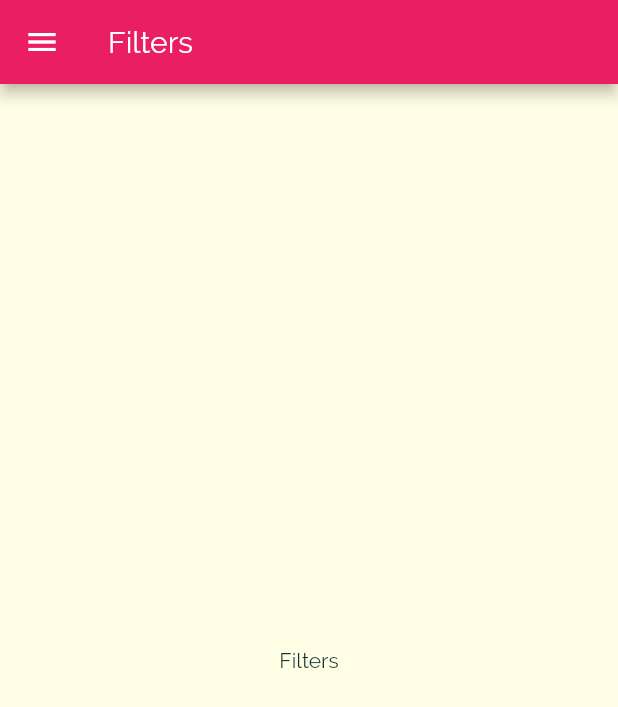
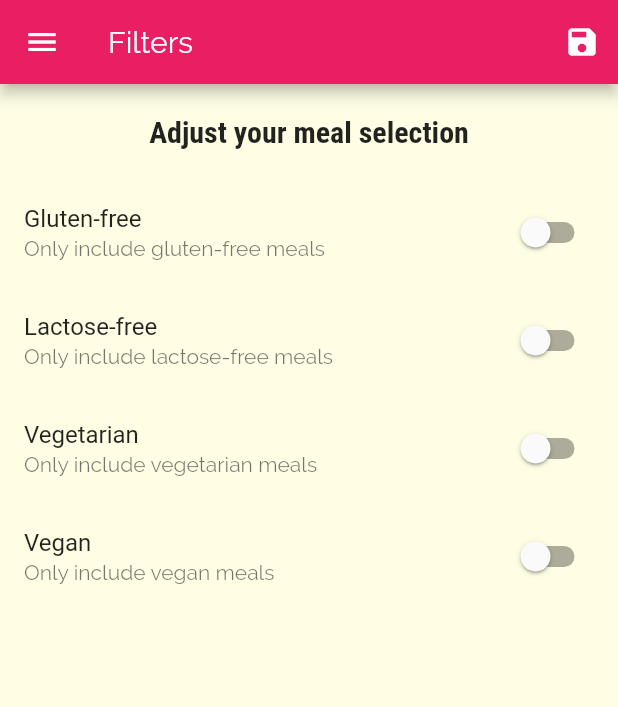
Before and after one commit to ewajs/fluter-meals, a Flutter app: the FiltersScreen screen opened by its route, on a phone screen of 412 x 824 dp. Shown: the top 707 px of the screen. Run offline on Flutter 3.47's test engine with Material 2 defaults, Android fonts, the phone set to English and light mode, and no system bars.

Commit message:
Added filtering functionality

```diff
--- a/lib/main.dart
+++ b/lib/main.dart
@@ -6,12 +6,52 @@ import './screens/categories_screen.dart';
 import './screens/tabs_screen.dart';
 import './screens/filter_screens.dart';
 
+import './models/meal.dart';
+
+import './dummy_data.dart';
+
 void main() {
   runApp(MyApp());
 }
 
-class MyApp extends StatelessWidget {
+class MyApp extends StatefulWidget {
   // This widget is the root of your application.
+  @override
+  _MyAppState createState() => _MyAppState();
+}
+
+class _MyAppState extends State<MyApp> {
+  Map<String, bool> _filters = {
+    'gluten': false,
+    'lactose': false,
+    'vegan': false,
+    'vegetarian': false,
+  };
+
+  List<Meal> _availableMeals = DUMMY_MEALS;
+
+  void _setFilters(Map<String, bool> filterData) {
+    setState(() {
+      _filters = filterData;
+
+      _availableMeals = DUMMY_MEALS.where((meal) {
+        if (_filters['gluten'] && !meal.isGlutenFree) {
+          return false;
+        }
+        if (_filters['lactose'] && !meal.isLactoseFree) {
+          return false;
+        }
+        if (_filters['vegan'] && !meal.isVegan) {
+          return false;
+        }
+        if (_filters['vegetarian'] && !meal.isVegetarian) {
+          return false;
+        }
+        return true;
+      }).toList();
+    });
+  }
+
   @override
   Widget build(BuildContext context) {
     return MaterialApp(
@@ -35,9 +75,10 @@ class MyApp extends StatelessWidget {
               ))),
       routes: {
         '/': (ctx) => TabsScreen(),
-        CategoryMealsScreen.routeName: (ctx) => CategoryMealsScreen(),
+        CategoryMealsScreen.routeName: (ctx) =>
+            CategoryMealsScreen(_availableMeals),
         MealDetailScreen.routeName: (ctx) => MealDetailScreen(),
-        FiltersScreen.routeName: (ctx) => FiltersScreen(),
+        FiltersScreen.routeName: (ctx) => FiltersScreen(_filters, _setFilters),
       },
       // This will be executed if we go to a named route not present in
       // the route table above.
--- a/lib/screens/category_meals_screen.dart
+++ b/lib/screens/category_meals_screen.dart
@@ -1,11 +1,14 @@
 import 'package:flutter/material.dart';
 
 import '../widgets/meal_item.dart';
-import '../dummy_data.dart';
 import '../models/meal.dart';
 
 class CategoryMealsScreen extends StatefulWidget {
   static const String routeName = '/category-meals';
+
+  final List<Meal> _availableMeals;
+
+  CategoryMealsScreen(this._availableMeals);
 
   @override
   _CategoryMealsScreenState createState() => _CategoryMealsScreenState();
@@ -29,7 +32,7 @@ class _CategoryMealsScreenState extends State<CategoryMealsScreen> {
           ModalRoute.of(context).settings.arguments as Map<String, String>;
       categoryTitle = routeArgs['title'];
       final categoryId = routeArgs['id'];
-      displayedMeals = DUMMY_MEALS.where((meal) {
+      displayedMeals = widget._availableMeals.where((meal) {
         return meal.categories.contains(categoryId);
       }).toList();
       _loadedInitData = true;
--- a/lib/screens/filter_screens.dart
+++ b/lib/screens/filter_screens.dart
@@ -2,18 +2,107 @@ import 'package:flutter/material.dart';
 
 import '../widgets/main_drawer.dart';
 
-class FiltersScreen extends StatelessWidget {
+class FiltersScreen extends StatefulWidget {
   static const routeName = '/filters';
+
+  final Function saveFilters;
+  final Map<String, bool> currentFilters;
+
+  FiltersScreen(this.currentFilters, this.saveFilters);
+
+  @override
+  _FiltersScreenState createState() => _FiltersScreenState();
+}
+
+class _FiltersScreenState extends State<FiltersScreen> {
+  var _glutenFree = false;
+  var _vegetarian = false;
+  var _vegan = false;
+  var _lactoseFree = false;
+
+  @override
+  initState() {
+    super.initState();
+    _glutenFree = widget.currentFilters['gluten'];
+    _lactoseFree = widget.currentFilters['lactose'];
+    _vegan = widget.currentFilters['vegan'];
+    _vegetarian = widget.currentFilters['vegetarian'];
+  }
+
+  Widget _buildSwitchListTile(String title, String description,
+      bool currentValue, Function updateValue) {
+    return SwitchListTile(
+      title: Text(title),
+      value: currentValue,
+      subtitle: Text(description),
+      onChanged: updateValue,
+    );
+  }
 
   @override
   Widget build(BuildContext context) {
     return Scaffold(
       appBar: AppBar(
         title: Text('Filters'),
+        actions: [
+          IconButton(
+              icon: Icon(Icons.save),
+              onPressed: () {
+                final selectedFilters = {
+                  'gluten': _glutenFree,
+                  'lactose': _lactoseFree,
+                  'vegan': _vegan,
+                  'vegetarian': _vegetarian,
+                };
+
+                widget.saveFilters(selectedFilters);
+              })
+        ],
       ),
       drawer: MainDrawer(),
-      body: Center(
-        child: Text('Filters'),
+      body: Column(
+        children: [
+          Container(
+            padding: EdgeInsets.all(20),
+            child: Text(
+              'Adjust your meal selection',
+              style: Theme.of(context).textTheme.headline6,
+            ),
+          ),
+          Expanded(
+            child: ListView(
+              children: [
+                _buildSwitchListTile('Gluten-free',
+                    'Only include gluten-free meals', _glutenFree, (newValue) {
+                  setState(() {
+                    _glutenFree = newValue;
+                  });
+                }),
+                _buildSwitchListTile(
+                    'Lactose-free',
+                    'Only include lactose-free meals',
+                    _lactoseFree, (newValue) {
+                  setState(() {
+                    _lactoseFree = newValue;
+                  });
+                }),
+                _buildSwitchListTile(
+                    'Vegetarian', 'Only include vegetarian meals', _vegetarian,
+                    (newValue) {
+                  setState(() {
+                    _vegetarian = newValue;
+                  });
+                }),
+                _buildSwitchListTile(
+                    'Vegan', 'Only include vegan meals', _vegan, (newValue) {
+                  setState(() {
+                    _vegan = newValue;
+                  });
+                }),
+              ],
+            ),
+          )
+        ],
       ),
     );
   }
```
